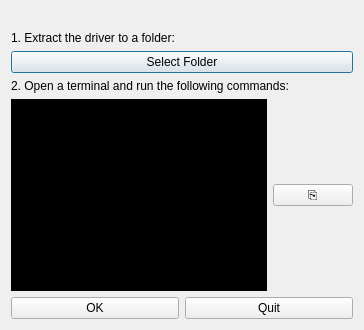
This is ui/envdialog.ui in TechxArtisanStudio/Openterface_QT as Qt 5 draws it before an edit. The edited form follows.
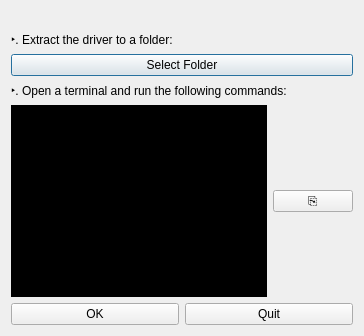
This is the edited form.

What changed in the file:
```diff
--- a/ui/envdialog.ui
+++ b/ui/envdialog.ui
@@ -16,7 +16,7 @@
    <item>
     <widget class="QLabel" name="step1Label">
      <property name="text">
-      <string>1. Extract the driver to a folder:</string>
+      <string>‣. Extract the driver to a folder:</string>
      </property>
     </widget>
    </item>
@@ -30,7 +30,7 @@
    <item>
     <widget class="QLabel" name="step2Label">
      <property name="text">
-      <string>2. Open a terminal and run the following commands:</string>
+      <string>‣. Open a terminal and run the following commands:</string>
      </property>
     </widget>
    </item>
```
